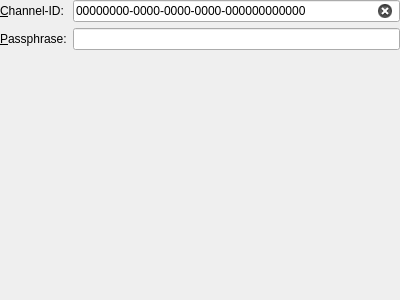
Skycoder42/KeepassTransfer, file clients/widgets/passconnectorpage.ui: the form before one commit.
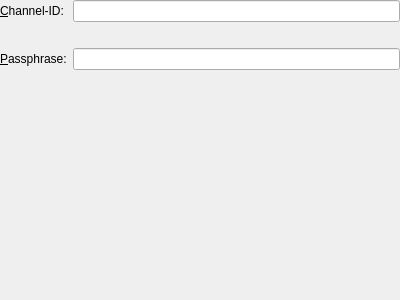
The form after the commit.

Patch:
```diff
--- a/clients/widgets/passconnectorpage.ui
+++ b/clients/widgets/passconnectorpage.ui
@@ -44,21 +44,12 @@
    </item>
    <item row="0" column="1">
     <widget class="QLineEdit" name="channelIDLineEdit">
-     <property name="inputMask">
-      <string>HHHHHHHH-HHHH-HHHH-HHHH-HHHHHHHHHHHH</string>
-     </property>
-     <property name="text">
-      <string>00000000-0000-0000-0000-000000000000</string>
-     </property>
-     <property name="placeholderText">
-      <string/>
-     </property>
      <property name="clearButtonEnabled">
       <bool>true</bool>
      </property>
     </widget>
    </item>
-   <item row="1" column="0">
+   <item row="2" column="0">
     <widget class="QLabel" name="passphraseLabel">
      <property name="text">
       <string>&amp;Passphrase:</string>
@@ -68,7 +59,7 @@
      </property>
     </widget>
    </item>
-   <item row="1" column="1">
+   <item row="2" column="1">
     <widget class="QLineEdit" name="passphraseLineEdit">
      <property name="echoMode">
       <enum>QLineEdit::Password</enum>
@@ -78,6 +69,9 @@
      </property>
     </widget>
    </item>
+   <item row="1" column="1">
+    <widget class="QLabel" name="statusLabel"/>
+   </item>
   </layout>
  </widget>
  <resources/>
```
